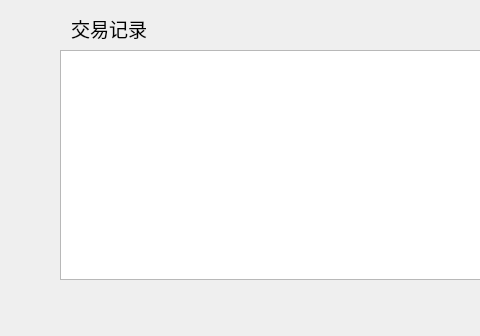
HcashOrg/hx-indicator, file LNKWallet/contact/ContactInfoHistoryWidget.ui: the form before one commit; both pictures show x 0 to 480 and y 0 to 336 of the 768 by 336 pixel window.
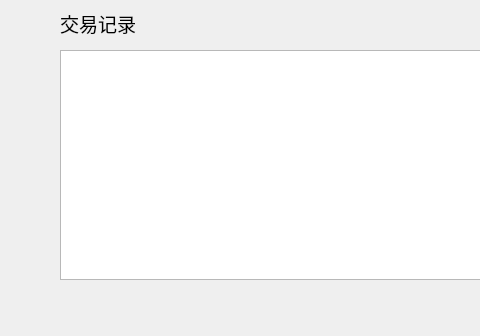
The form after the commit.

What changed in the file:
```diff
--- a/LNKWallet/contact/ContactInfoHistoryWidget.ui
+++ b/LNKWallet/contact/ContactInfoHistoryWidget.ui
@@ -21,10 +21,10 @@
   <widget class="QLabel" name="label">
    <property name="geometry">
     <rect>
-     <x>71</x>
-     <y>8</y>
+     <x>60</x>
+     <y>10</y>
      <width>300</width>
-     <height>40</height>
+     <height>26</height>
     </rect>
    </property>
    <property name="font">
```
Left out of the diff: 2 changed lines with no effect on the pictures.
